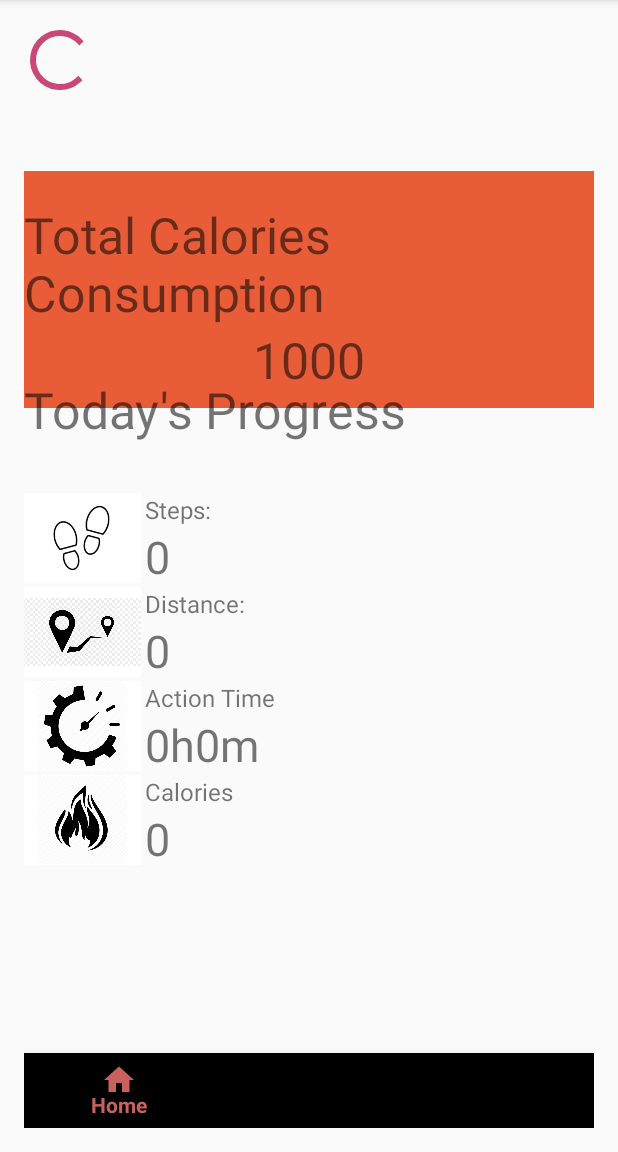
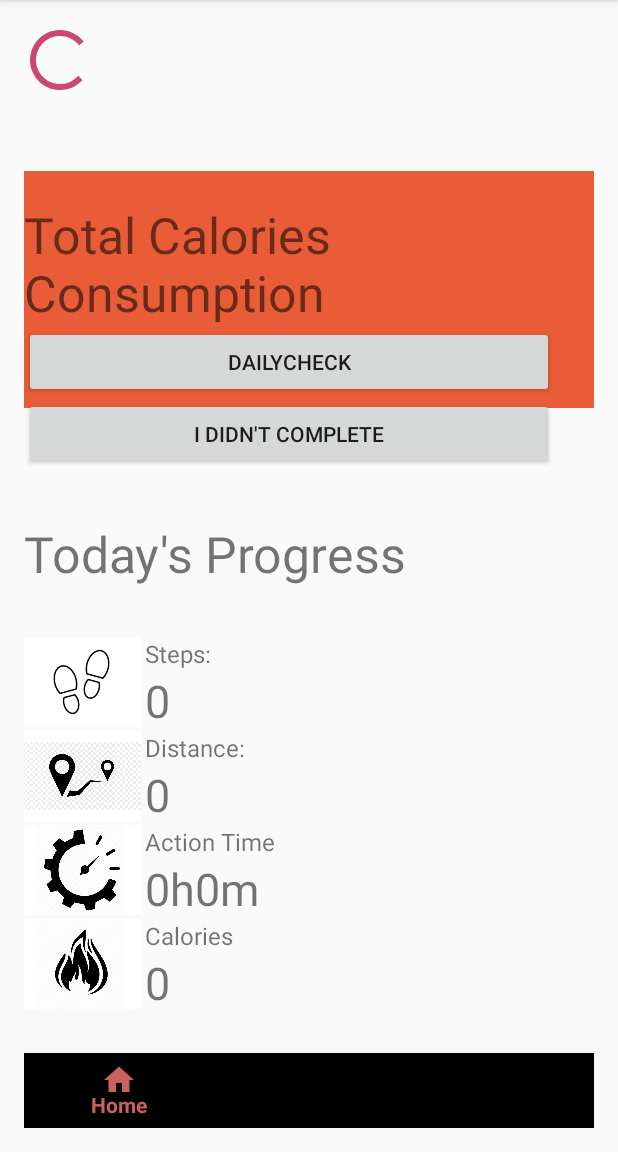
Before and after one commit to jiayuehe/FIVEPASS, an Android app: the HomeActivity screen opened directly, with no data from a screen before it, on a phone screen of 412 x 824 dp, the part 84-1236 px from its top. Run offline under Robolectric (Android 15) with nearby library versions, the phone set to English and light mode, and no system bars; libraries missing offline, so code that uses them is left out: io.netopen.hotbitmapgg; plain views replace RingProgressBar; 2 statements that could not run were skipped.

Commit message:
two button added

```diff
--- a/StepCounter/app/build.gradle
+++ b/StepCounter/app/build.gradle
@@ -22,12 +22,7 @@ android {
 }
 
 dependencies {
-//<<<<<<< HEAD
-//    implementation fileTree(include: ['*.jar'], dir: 'libs')
-//=======
-//
-//    implementation fileTree(dir: 'libs', include: ['*.jar'])
-//>>>>>>> 9cfbcad71fb5197639b22ece9c79225c473d5acc
+
     implementation 'com.android.support:appcompat-v7:27.1.1'
     implementation 'com.android.support.constraint:constraint-layout:1.1.3'
     implementation 'com.android.support:support-vector-drawable:27.1.1'
@@ -50,4 +45,7 @@ dependencies {
 
     // Add Library
     compile 'com.github.HotBitMapGG:RingProgressBar:V1.2.2'
+
+    // SwipeMenuListView
+    compile 'com.baoyz.swipemenulistview:library:1.3.0'
 }
--- a/StepCounter/app/src/main/java/com/example/angelahe/stepcounter/Activity/HomeActivity.java
+++ b/StepCounter/app/src/main/java/com/example/angelahe/stepcounter/Activity/HomeActivity.java
@@ -14,6 +14,7 @@ import android.support.v7.app.AppCompatActivity;
 import android.os.Bundle;
 import android.util.Log;
 import android.view.MenuItem;
+import android.widget.Button;
 import android.widget.TextView;
 import android.widget.Toast;
 
@@ -49,6 +50,10 @@ public class HomeActivity extends AppCompatActivity implements SensorEventListen
 
     String username;
 
+    Button checked;
+
+    Button incomplete;
+
     @Override
     protected void onCreate(Bundle savedInstanceState) {
         super.onCreate(savedInstanceState);
@@ -64,9 +69,11 @@ public class HomeActivity extends AppCompatActivity implements SensorEventListen
             }
         }).start();
 
+        // UserCheck
+        checked = (Button)findViewById(R.id.checked);
 
         // for home and window bar
-        tv_steps = (TextView) findViewById(R.id.tv_steps);
+        tv_steps = (Button) findViewById(R.id.incomplete);
 
         sensorManager = (SensorManager) getSystemService(Context.SENSOR_SERVICE);
 
--- a/StepCounter/app/src/main/res/layout/activity_home.xml
+++ b/StepCounter/app/src/main/res/layout/activity_home.xml
@@ -79,6 +79,18 @@
             android:layout_height="wrap_content"
             android:paddingTop="200dp"
             android:orientation="vertical">
+
+            <Button
+                android:id="@+id/checked"
+                android:layout_width="match_parent"
+                android:layout_height="wrap_content"
+                android:text="dailyCheck" />
+
+            <Button
+                android:id="@+id/incomplete"
+                android:layout_width="match_parent"
+                android:layout_height="wrap_content"
+                android:text="I didn't Complete" />
 
             <RelativeLayout
                 android:layout_width="match_parent"
```
Also changed, not shown: StepCounter/app/src/main/java/com/example/angelahe/stepcounter/Activity/DailyPlan.java (+15 -0 lines).
